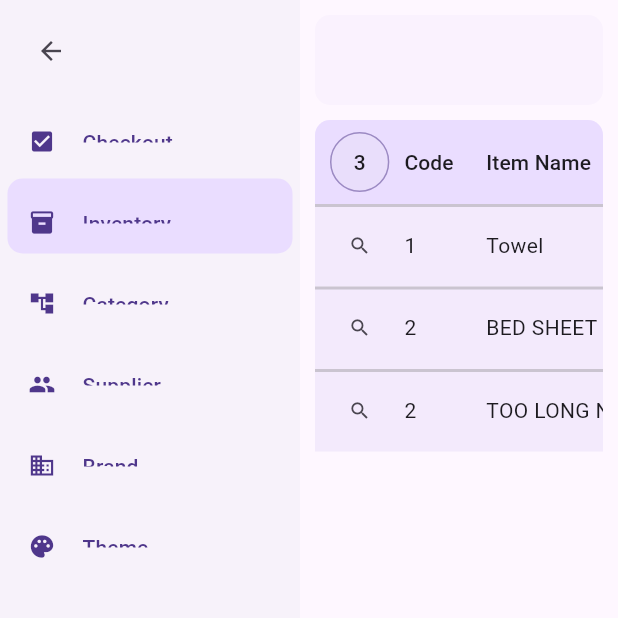
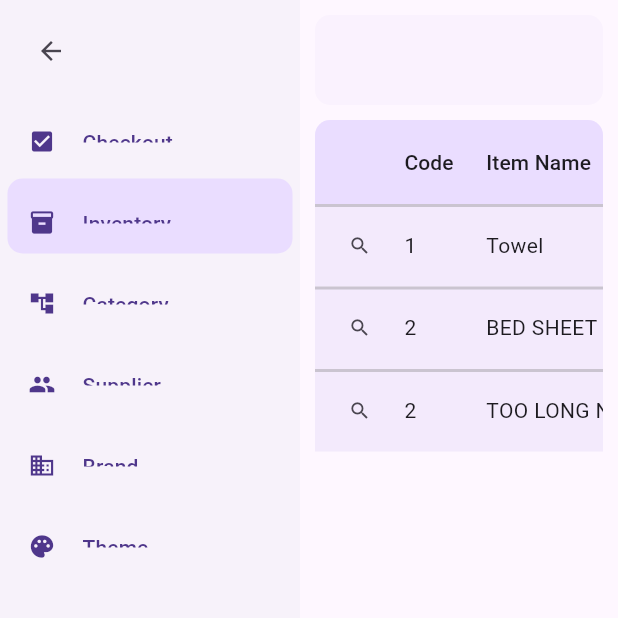
Before and after one commit to buddhimaaushan/flutter-mini-pos, a Flutter app: the screen it shows after launch, after a tap on the "menu" icon, after a tap on "Inventory", on a phone screen of 412 x 824 dp, the top half of it. Run offline on Flutter 3.47's test engine with Material 3 defaults, Android fonts, the phone set to English and light mode, and no system bars; drawn by our look-alikes of data_table_2; our stand-ins replace get.

Commit message:
Brand and Inventory datatable row count removed

```diff
--- a/lib/ui/components/inventory.dart
+++ b/lib/ui/components/inventory.dart
@@ -52,7 +52,7 @@ class Inventory extends StatelessWidget {
 
   List<DataColumn> _buildDataColumns(BuildContext context) {
     return [
-      DataColumn2(label: _buildInventoryNumber(context), size: ColumnSize.S),
+      const DataColumn2(label: Text(""), size: ColumnSize.S),
       const DataColumn2(label: Text("Code"), size: ColumnSize.S),
       const DataColumn2(label: Text("Item Name"), size: ColumnSize.L),
       const DataColumn2(label: Text("Quantity"), size: ColumnSize.M),
@@ -64,37 +64,6 @@ class Inventory extends StatelessWidget {
       const DataColumn2(label: Text("Image"), size: ColumnSize.M),
       const DataColumn2(label: Text("Description"), size: ColumnSize.M),
     ];
-  }
-
-  Widget _buildInventoryNumber(BuildContext context) {
-    final int inventoryListLength = inventoryController.iventoryItemList.length;
-    return Padding(
-      padding: const EdgeInsets.all(0),
-      child: Container(
-        width: inventoryListLength < 100
-            ? 40
-            : inventoryListLength < 1000
-                ? 50
-                : inventoryListLength < 10000
-                    ? 60
-                    : double.infinity,
-        height: 40,
-        alignment: Alignment.center,
-        decoration: BoxDecoration(
-            borderRadius: BorderRadius.circular(50),
-            color: Theme.of(context)
-                .colorScheme
-                .secondaryContainer
-                .withOpacity(0.5),
-            border: Border.all(
-              color: Theme.of(context)
-                  .colorScheme
-                  .onPrimaryContainer
-                  .withOpacity(0.5),
-            )),
-        child: Text(inventoryController.iventoryItemList.length.toString()),
-      ),
-    );
   }
 
   List<DataRow> _buildDataRow(BuildContext context) {
```
Also changed, not shown: lib/ui/components/brand.dart (+4 -37 lines).
